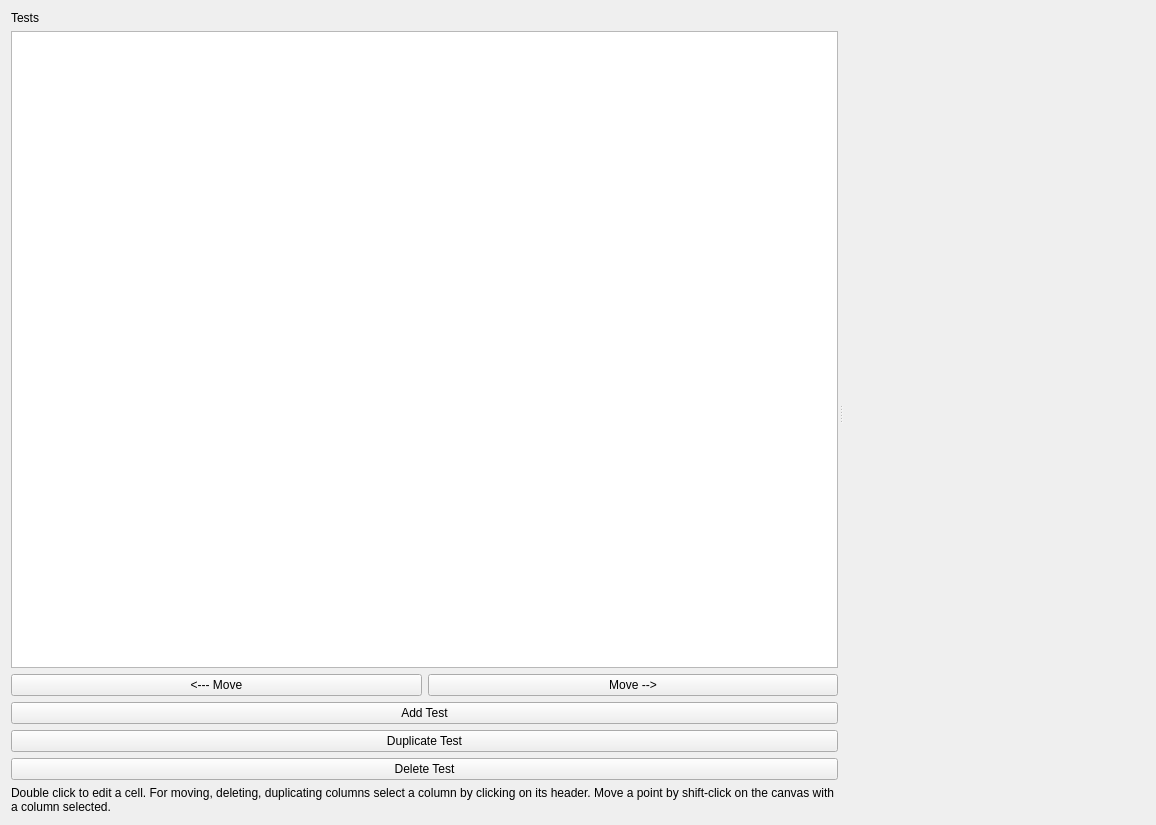
The window that src/pcot/assets/tabpixtest.ui (AU-ExoMars/PCOT) describes before a commit, drawn with Qt 5.
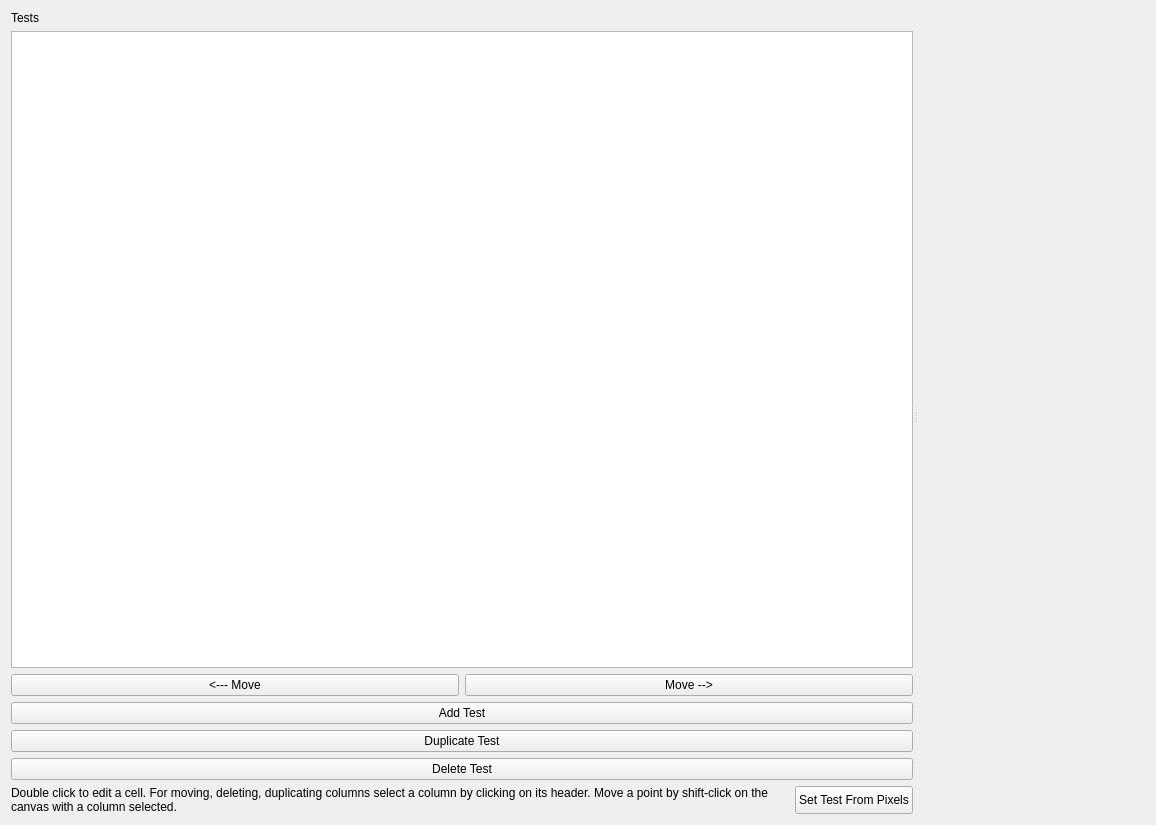
The same window after the commit. Custom widgets are drawn as their Qt base class.

Commit message: "set from pixels" in pixtest. Major corrections to font/circle scaling for annotations (via the pixels2painter function).

What changed in the file:
```diff
--- a/src/pcot/assets/tabpixtest.ui
+++ b/src/pcot/assets/tabpixtest.ui
@@ -10,6 +10,12 @@
     <height>825</height>
    </rect>
   </property>
+  <property name="sizePolicy">
+   <sizepolicy hsizetype="Preferred" vsizetype="Preferred">
+    <horstretch>0</horstretch>
+    <verstretch>0</verstretch>
+   </sizepolicy>
+  </property>
   <property name="windowTitle">
    <string>Form</string>
   </property>
@@ -41,15 +47,28 @@
         <height>1000</height>
        </size>
       </property>
-      <layout class="QVBoxLayout" name="verticalLayout_4">
+      <layout class="QGridLayout" name="gridLayout_2">
        <property name="sizeConstraint">
         <enum>QLayout::SetDefaultConstraint</enum>
        </property>
-       <item>
+       <item row="3" column="0">
+        <widget class="QPushButton" name="leftButton">
+         <property name="text">
+          <string>&lt;--- Move</string>
+         </property>
+        </widget>
+       </item>
+       <item row="1" column="0" colspan="2">
         <widget class="QLabel" name="label_4">
+         <property name="sizePolicy">
+          <sizepolicy hsizetype="Preferred" vsizetype="Preferred">
+           <horstretch>0</horstretch>
+           <verstretch>0</verstretch>
+          </sizepolicy>
+         </property>
          <property name="maximumSize">
           <size>
-           <width>50</width>
+           <width>16777215</width>
            <height>16777215</height>
           </size>
          </property>
@@ -58,7 +77,7 @@
          </property>
         </widget>
        </item>
-       <item>
+       <item row="2" column="0" colspan="2">
         <widget class="TableView" name="tableView">
          <property name="sizePolicy">
           <sizepolicy hsizetype="Expanding" vsizetype="MinimumExpanding">
@@ -77,54 +96,72 @@
          </attribute>
         </widget>
        </item>
-       <item>
-        <layout class="QGridLayout" name="gridLayout">
-         <item row="0" column="0">
-          <widget class="QPushButton" name="leftButton">
-           <property name="text">
-            <string>&lt;--- Move</string>
-           </property>
-          </widget>
-         </item>
-         <item row="0" column="1">
-          <widget class="QPushButton" name="rightButton">
-           <property name="text">
-            <string>Move --&gt;</string>
-           </property>
-          </widget>
-         </item>
-        </layout>
+       <item row="7" column="0" colspan="2">
+        <widget class="QPushButton" name="deleteButton">
+         <property name="text">
+          <string>Delete Test</string>
+         </property>
+        </widget>
        </item>
-       <item>
+       <item row="5" column="0" colspan="2">
         <widget class="QPushButton" name="addButton">
          <property name="text">
           <string>Add Test</string>
          </property>
         </widget>
        </item>
-       <item>
+       <item row="6" column="0" colspan="2">
         <widget class="QPushButton" name="dupButton">
          <property name="text">
           <string>Duplicate Test</string>
          </property>
         </widget>
        </item>
-       <item>
-        <widget class="QPushButton" name="deleteButton">
+       <item row="3" column="1">
+        <widget class="QPushButton" name="rightButton">
          <property name="text">
-          <string>Delete Test</string>
+          <string>Move --&gt;</string>
          </property>
         </widget>
        </item>
-       <item>
-        <widget class="QLabel" name="label_3">
-         <property name="text">
-          <string>Double click to edit a cell. For moving, deleting, duplicating columns select a column by clicking on its header. Move a point by shift-click on the canvas with a column selected.</string>
+       <item row="8" column="0" colspan="2">
+        <layout class="QHBoxLayout" name="horizontalLayout">
+         <property name="sizeConstraint">
+          <enum>QLayout::SetDefaultConstraint</enum>
          </property>
-         <property name="wordWrap">
-          <bool>true</bool>
+         <property name="bottomMargin">
+          <number>0</number>
          </property>
-        </widget>
+         <item>
+          <widget class="QLabel" name="label_3">
+           <property name="sizePolicy">
+            <sizepolicy hsizetype="Preferred" vsizetype="Minimum">
+             <horstretch>0</horstretch>
+             <verstretch>0</verstretch>
+            </sizepolicy>
+           </property>
+           <property name="text">
+            <string>Double click to edit a cell. For moving, deleting, duplicating columns select a column by clicking on its header. Move a point by shift-click on the canvas with a column selected.</string>
+           </property>
+           <property name="wordWrap">
+            <bool>true</bool>
+           </property>
+          </widget>
+         </item>
+         <item>
+          <widget class="QPushButton" name="setFromPixelsButton">
+           <property name="sizePolicy">
+            <sizepolicy hsizetype="Maximum" vsizetype="Minimum">
+             <horstretch>0</horstretch>
+             <verstretch>0</verstretch>
+            </sizepolicy>
+           </property>
+           <property name="text">
+            <string>Set Test From Pixels</string>
+           </property>
+          </widget>
+         </item>
+        </layout>
        </item>
       </layout>
      </widget>
```
The commit also changes 4 other files.
